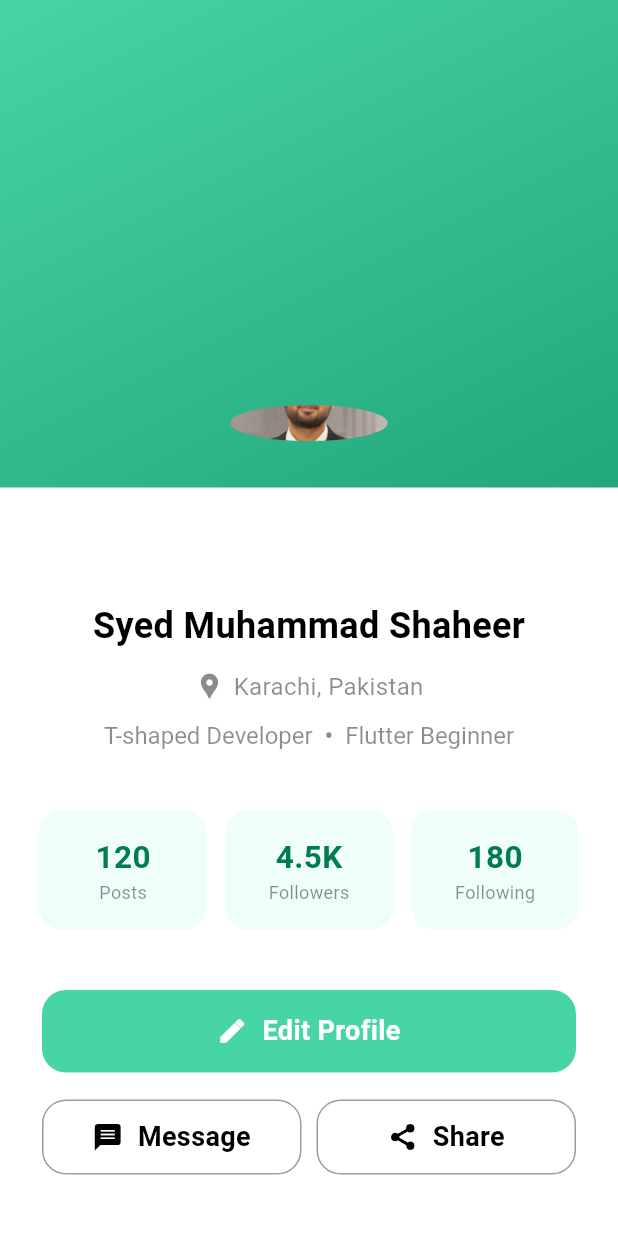
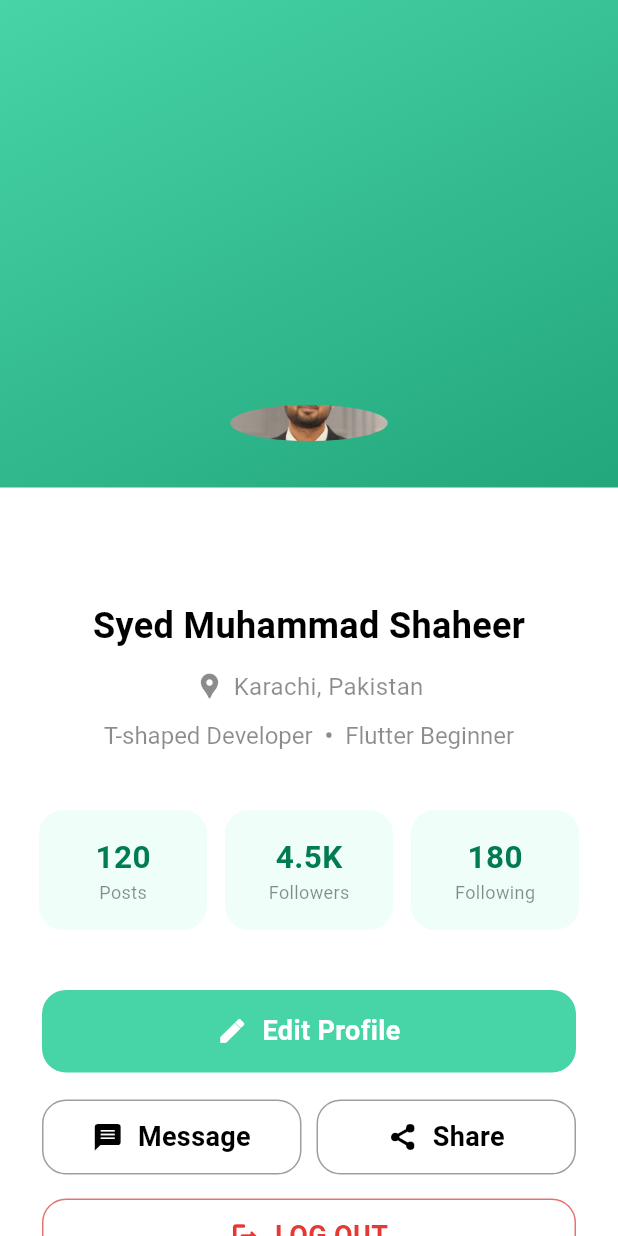
Before and after one commit to muhammadshaheer79/foodapp_cravemax, a Flutter app: the screen it shows after launch, on a phone screen of 412 x 824 dp. Run offline on Flutter 3.47's test engine with Material 3 defaults, Android fonts, the phone set to English and light mode, and no system bars; our stand-ins replace flutter_svg, get, google_fonts; Roboto replaces fonts that are missing (Segoe UI).

Commit message:
Navigation added using getX, app begins using GetMaterialApp, added logout to profile and made some layout adjustments in all screens

```diff
--- a/lib/main.dart
+++ b/lib/main.dart
@@ -1,7 +1,11 @@
-import 'package:crave_max_foodapp/login_screen.dart';
-import 'package:crave_max_foodapp/profile_screen.dart';
-import 'package:crave_max_foodapp/signup_screen.dart';
+// import 'package:crave_max_foodapp/login_screen.dart';
+// import 'package:crave_max_foodapp/profile_screen.dart';
+import 'package:crave_max_foodapp/routes/app_routes.dart';
+import 'package:crave_max_foodapp/routes/route_management.dart';
+// import 'package:crave_max_foodapp/signup_screen.dart';
+import 'package:crave_max_foodapp/utils/app_strings.dart';
 import 'package:flutter/material.dart';
+import 'package:get/get.dart';
 
 void main() {
   runApp(const MyApp());
@@ -13,9 +17,9 @@ class MyApp extends StatelessWidget {
   // This widget is the root of your application.
   @override
   Widget build(BuildContext context) {
-    return MaterialApp(
+    return GetMaterialApp(
       debugShowCheckedModeBanner: false,
-      title: 'Flutter Demo',
+      title: AppStrings.appTitle,
       theme: ThemeData(
         // This is the theme of your application.
         //
@@ -32,14 +36,16 @@ class MyApp extends StatelessWidget {
         //
         // This works for code too, not just values: Most code changes can be
         // tested with just a hot reload.
+        scaffoldBackgroundColor: Colors.white,
         colorScheme: .fromSeed(seedColor: Colors.deepPurple),
       ),
-      home: Scaffold(
-        backgroundColor: Colors.white,
-        // body: LoginScreen(),
+      initialRoute: AppRoutes.profile,
+      getPages: AppScreens.screens,
+      //home: Scaffold(
+        //body: LoginScreen(),
         // body: SignUpScreen(),
-        body: ProfileScreen(),
-      ),
+        // body: ProfileScreen(),
+      //),
     );
   }
 }
--- a/lib/profile_screen.dart
+++ b/lib/profile_screen.dart
@@ -1,11 +1,14 @@
+import 'package:crave_max_foodapp/routes/app_routes.dart';
 import 'package:flutter/material.dart';
+import 'package:get/get.dart';
 
 class ProfileScreen extends StatelessWidget {
   const ProfileScreen({super.key});
 
   @override
   Widget build(BuildContext context) {
-    return Stack(
+    return Scaffold(
+      body: Stack(
         children: [
           Container(
             decoration: BoxDecoration(
@@ -309,6 +312,56 @@ class ProfileScreen extends StatelessWidget {
                       ],
                     ),
                   ),
+                  SizedBox(height: 16,),
+                  Padding(
+                    padding: EdgeInsets.symmetric(horizontal: 28.0),
+                    child: SizedBox(
+                      width: double.infinity,
+                      child: InkWell(
+                        borderRadius: BorderRadius.circular(14),
+                        // offAllNamed clears the whole stack — GetX equivalent
+                        // of pushNamedAndRemoveUntil(..., (route) => false).
+                        onTap: () => (
+                          Get.offAllNamed(
+                            AppRoutes.login,
+                          )
+                        ),
+                        child: Container(
+                          height: 50,
+                          // padding: const EdgeInsets.symmetric(vertical: 16),
+                          decoration: BoxDecoration(
+                            color: Colors.white,
+                            borderRadius: BorderRadius.circular(16),
+                            border: BoxBorder.all(
+                              color: Colors.red.shade300,
+                              style: BorderStyle.solid,
+                            ),
+                          ),
+                          alignment: Alignment.center,
+                          child: Row(
+                            mainAxisAlignment: MainAxisAlignment.center,
+                            children: [
+                              Icon(
+                                Icons.logout_rounded,
+                                size: 20,
+                                color: Colors.red.shade600,
+                                fontWeight: FontWeight.w600
+                              ),
+                              SizedBox(width: 10,),
+                              Text(
+                                "LOG OUT",
+                                style: TextStyle(
+                                  fontSize: 18,
+                                  color: Colors.red.shade600,
+                                  fontWeight: FontWeight.w600
+                                ),
+                              ),
+                            ],
+                          )
+                        ),
+                      ),
+                    )
+                ),
                 ],
               ),
             ),
@@ -340,6 +393,7 @@ class ProfileScreen extends StatelessWidget {
             ),
           ),
         ],
+      ),
     );
   }
 }
--- /dev/null
+++ b/lib/routes/app_routes.dart
@@ -0,0 +1,10 @@
+class AppRoutes {
+  AppRoutes._();
+
+  static const login = "/login";
+  static const signup = "/signup";
+  static const profile = "/profile";
+  static const home = "/home";
+  static const cart = "/cart";
+  static const productDetails = "/product-details";
+}
--- /dev/null
+++ b/lib/routes/route_management.dart
@@ -0,0 +1,15 @@
+import 'package:crave_max_foodapp/login_screen.dart';
+import 'package:crave_max_foodapp/profile_screen.dart';
+import 'package:crave_max_foodapp/routes/app_routes.dart';
+import 'package:crave_max_foodapp/signup_screen.dart';
+import 'package:get/get.dart';
+
+class AppScreens {
+  AppScreens._();
+
+  static final screens = <GetPage>[
+    GetPage(name: AppRoutes.login, page: () => LoginScreen()),
+    GetPage(name: AppRoutes.signup, page: () => const SignUpScreen()),
+    GetPage(name: AppRoutes.profile, page: () => const ProfileScreen()),
+  ];
+}
--- /dev/null
+++ b/lib/utils/app_strings.dart
@@ -0,0 +1,32 @@
+class AppStrings {
+  AppStrings._();
+
+  // Title of the app
+  static const appTitle = "CraveMax";
+
+  // All unique text values in the Login Screen
+  static const welcomeSubtitle = "Welcome! Sign in now to ordermax";
+  static const authSwitchSignUp = "Don't have an account yet? Sign up";
+  static const emailLabel = "Email";
+  static const emailHintText = "Enter your email";
+  static const passwordLabel = "Password";
+  static const passwordHintText = "Enter your password";
+  static const passwordRecoveryLinkTxt = "Forgot password?";
+  static const loginButtonText = "LOGIN";
+
+  // All unique text values in the Sign up screen:
+  static const signupTitle = "Create account";
+  static const signupSubtitle = "Sign up to get started";
+  static const fullNameLabel = "Full name";
+  static const fullNameHintText = "Enter your full name";
+  static const emailAddressLabel = "Email address";
+  static const confirmPasswordLabel = "Confirm password";
+  static const confirmPasswordHintText = "Re-enter your password";
+  static const tNcCheckboxLabel = "I agree to the terms and conditions";
+  static const signupButtonText = "SIGN UP";
+  static const authSwitchLogin = "Already have an account? Login";
+
+  // All unique text values in the Profile screen:
+
+
+}
--- a/pubspec.yaml
+++ b/pubspec.yaml
@@ -36,6 +36,7 @@ dependencies:
   cupertino_icons: ^1.0.8
   flutter_svg: ^2.3.0
   google_fonts: ^8.2.1
+  get: ^4.7.3
 
 dev_dependencies:
   flutter_test:
```
Also changed, not shown: lib/login_screen.dart (+59 -23 lines), lib/signup_screen.dart (+26 -17 lines), pubspec.lock. Lines whose indentation alone changed are shown as unchanged.
